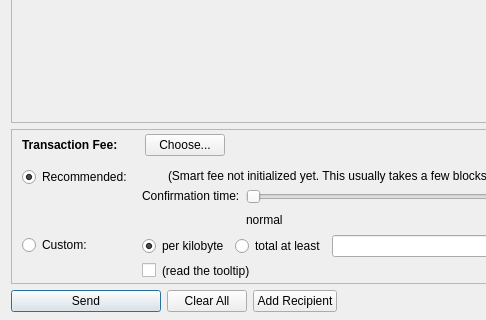
greggdourgarian/syscoin2, file src/qt/forms/sendcoinsdialog.ui: the form before one commit; both pictures show x 0 to 486 and y 206 to 526 of the 850 by 526 pixel window.
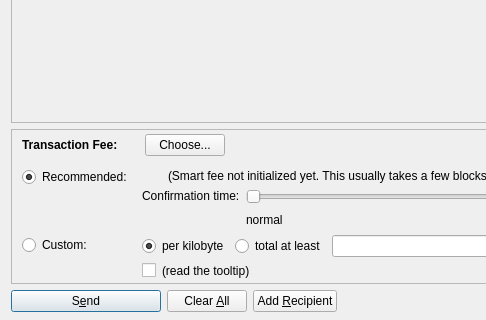
The form after the commit. Custom widgets are drawn as their Qt base class.

The edit to the form file:
```diff
--- a/src/qt/forms/sendcoinsdialog.ui
+++ b/src/qt/forms/sendcoinsdialog.ui
@@ -1173,7 +1173,7 @@
         <string>Confirm the send action</string>
        </property>
        <property name="text">
-        <string>Send</string>
+        <string>S&amp;end</string>
        </property>
        <property name="autoDefault">
         <bool>false</bool>
@@ -1195,7 +1195,7 @@
         <string>Clear all fields of the form.</string>
        </property>
        <property name="text">
-        <string>Clear All</string>
+        <string>Clear &amp;All</string>
        </property>
        <property name="autoDefault">
         <bool>false</bool>
@@ -1208,7 +1208,7 @@
         <string>Send to multiple recipients at once</string>
        </property>
        <property name="text">
-        <string>Add Recipient</string>
+        <string>Add &amp;Recipient</string>
        </property>
        <property name="autoDefault">
         <bool>false</bool>
```
